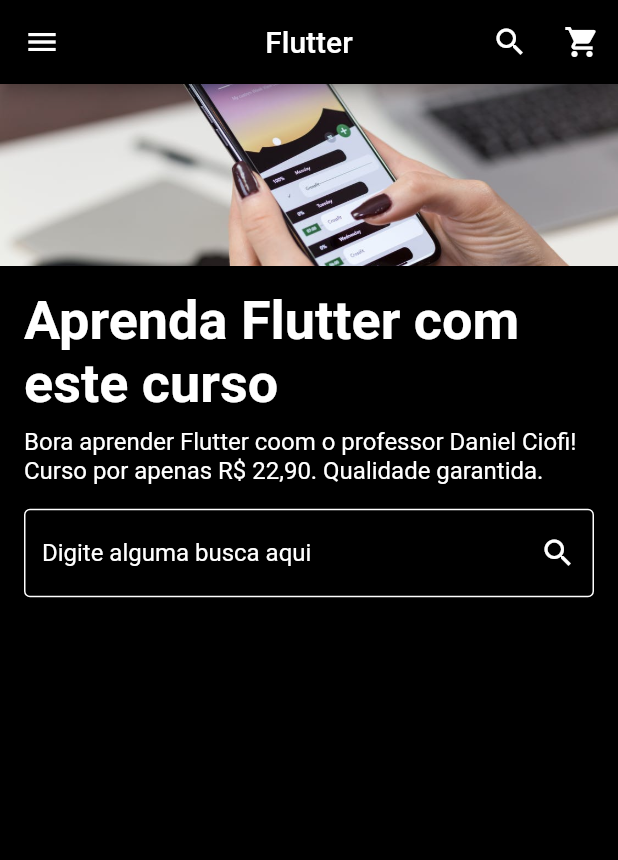
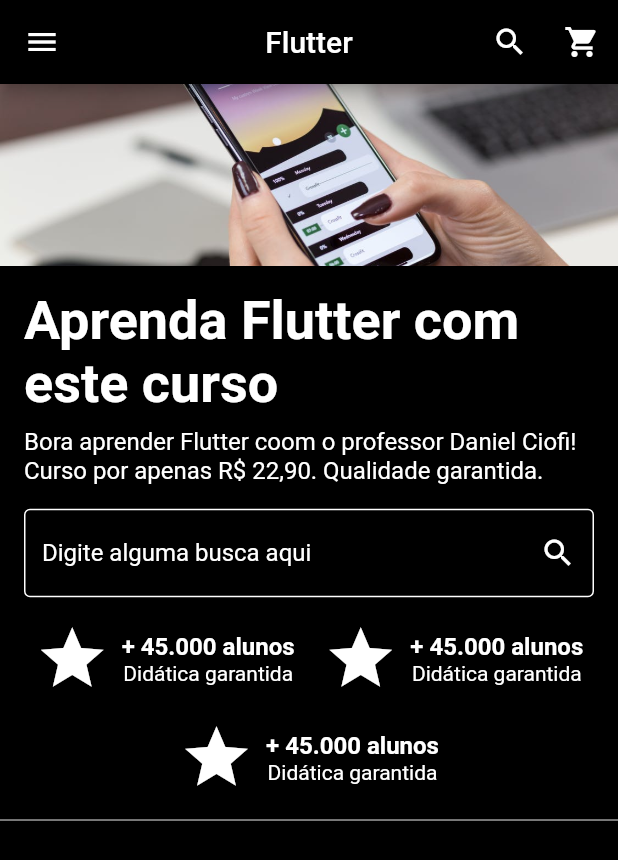
Before and after one commit to rodrigofelipejr/Flutter-Responsive, a Flutter app: the screen it shows after launch, on a phone screen of 412 x 824 dp. Shown: the top 860 px of the screen. Run offline on Flutter 3.47's test engine with Material 2 defaults, Android fonts, the phone set to English and light mode, and no system bars.

Commit message:
Criando a Seção de Vantagens

```diff
--- a/flutter_app/lib/pages/home/home_page.dart
+++ b/flutter_app/lib/pages/home/home_page.dart
@@ -2,6 +2,7 @@ import 'package:flutter/material.dart';
 import 'package:flutter_app/breakpoint.dart';
 import 'package:flutter_app/pages/home/widgets/app_bar/mobile_app_bar.dart';
 import 'package:flutter_app/pages/home/widgets/app_bar/web_app_bar.dart';
+import 'package:flutter_app/pages/home/widgets/sections/advantages_ection.dart';
 import 'package:flutter_app/pages/home/widgets/sections/top_section.dart';
 
 class HomePage extends StatelessWidget {
@@ -28,6 +29,7 @@ class HomePage extends StatelessWidget {
               child: ListView(
                 children: [
                   TopSection(),
+                  AdvantagesSection(),
                 ],
               ),
             ),
--- /dev/null
+++ b/flutter_app/lib/pages/home/widgets/sections/advantages_ection.dart
@@ -0,0 +1,61 @@
+import 'package:flutter/material.dart';
+
+class AdvantagesSection extends StatelessWidget {
+  @override
+  Widget build(BuildContext context) {
+    Widget _buildAdvantages(String title, String subtitle) {
+      return Row(
+        mainAxisSize: MainAxisSize.min,
+        children: [
+          Padding(
+            padding: const EdgeInsets.only(right: 8.0),
+            child: Icon(
+              Icons.star,
+              color: Colors.white,
+              size: 50.0,
+            ),
+          ),
+          Column(
+            children: [
+              Text(
+                title,
+                style: TextStyle(
+                  color: Colors.white,
+                  fontSize: 16.0,
+                  fontWeight: FontWeight.bold,
+                ),
+              ),
+              Text(
+                subtitle,
+                style: TextStyle(
+                  color: Colors.white,
+                ),
+              ),
+            ],
+          ),
+        ],
+      );
+    }
+
+    return Container(
+      padding: const EdgeInsets.fromLTRB(16.0, 0, 16.0, 16),
+      decoration: BoxDecoration(
+        border: Border(
+          bottom: BorderSide(
+            color: Colors.grey,
+          ),
+        ),
+      ),
+      child: Wrap(
+        alignment: WrapAlignment.spaceEvenly,
+        runSpacing: 16.0,
+        spacing: 12.0,
+        children: [
+          _buildAdvantages("+ 45.000 alunos", "Didática garantida"),
+          _buildAdvantages("+ 45.000 alunos", "Didática garantida"),
+          _buildAdvantages("+ 45.000 alunos", "Didática garantida"),
+        ],
+      ),
+    );
+  }
+}
```
